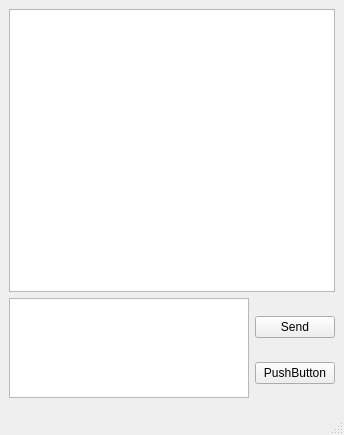
The window that MyMessengerQtClientGui/DialogWindow.ui (prekel/MyMessengerQtClient) describes before a commit, drawn with Qt 5.
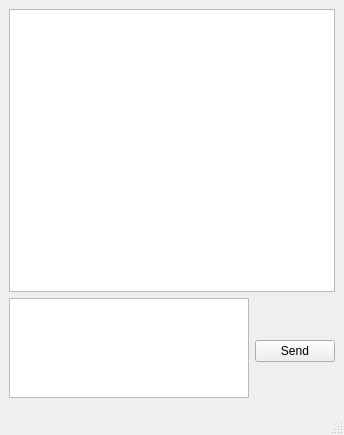
The same window after the commit.

The edit to the form file:
```diff
--- a/MyMessengerQtClientGui/DialogWindow.ui
+++ b/MyMessengerQtClientGui/DialogWindow.ui
@@ -37,13 +37,6 @@
         </property>
        </widget>
       </item>
-      <item>
-       <widget class="QPushButton" name="pushButton_2">
-        <property name="text">
-         <string>PushButton</string>
-        </property>
-       </widget>
-      </item>
      </layout>
     </item>
    </layout>
```
